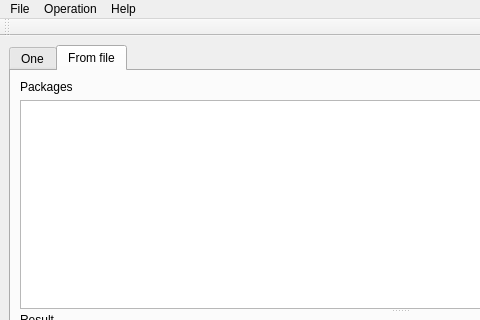
Before: the Qt Designer form view/ui/main.ui in vtyshchenko/parser-dlms-packages, drawn with Qt 5; both pictures show x 0 to 480 and y 0 to 320 of the 800 by 600 pixel window.
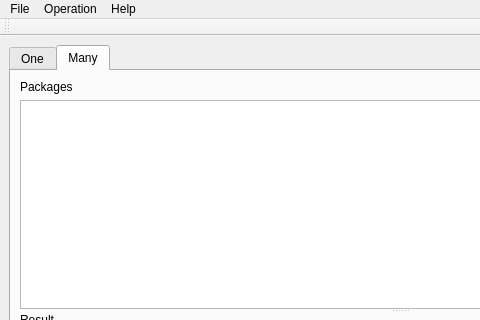
After: the same form once the commit is applied. Icons and pictures are not drawn.

Commit message: rename tab

```diff
--- a/view/ui/main.ui
+++ b/view/ui/main.ui
@@ -49,7 +49,7 @@
       </widget>
       <widget class="QWidget" name="tbFromFile">
        <attribute name="title">
-        <string>From file</string>
+        <string>Many</string>
        </attribute>
        <layout class="QVBoxLayout" name="verticalLayout_6">
         <item>
```
Left out of the diff: 4 changed lines with no effect on the pictures. The commit also changes 1 other file.
